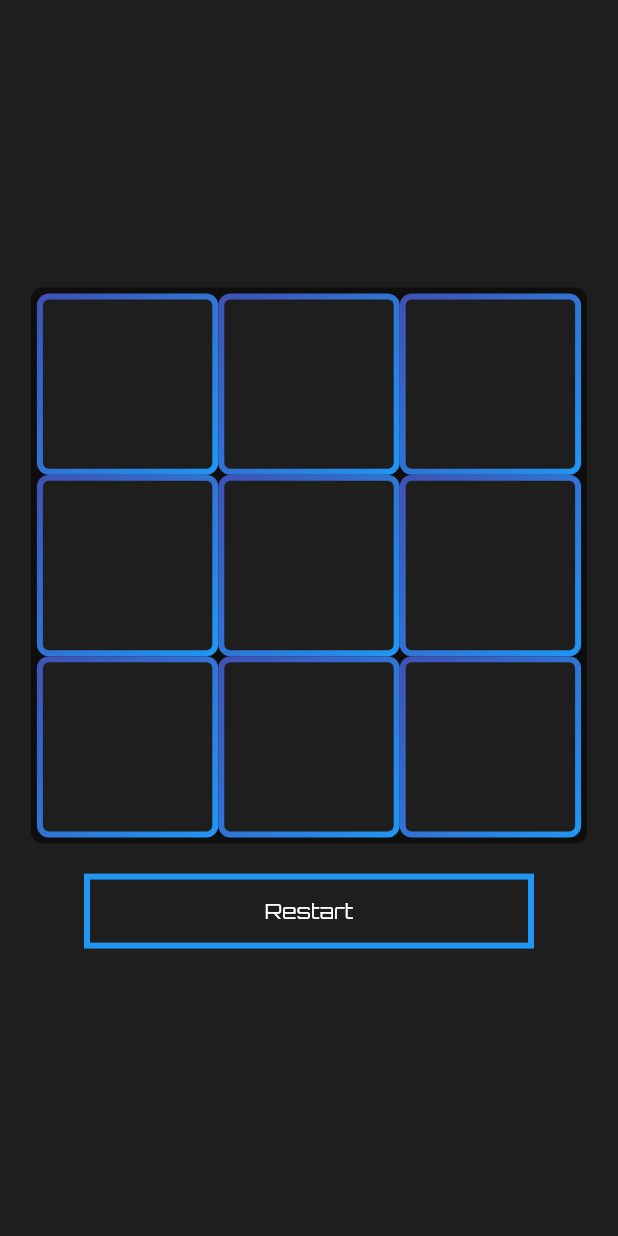
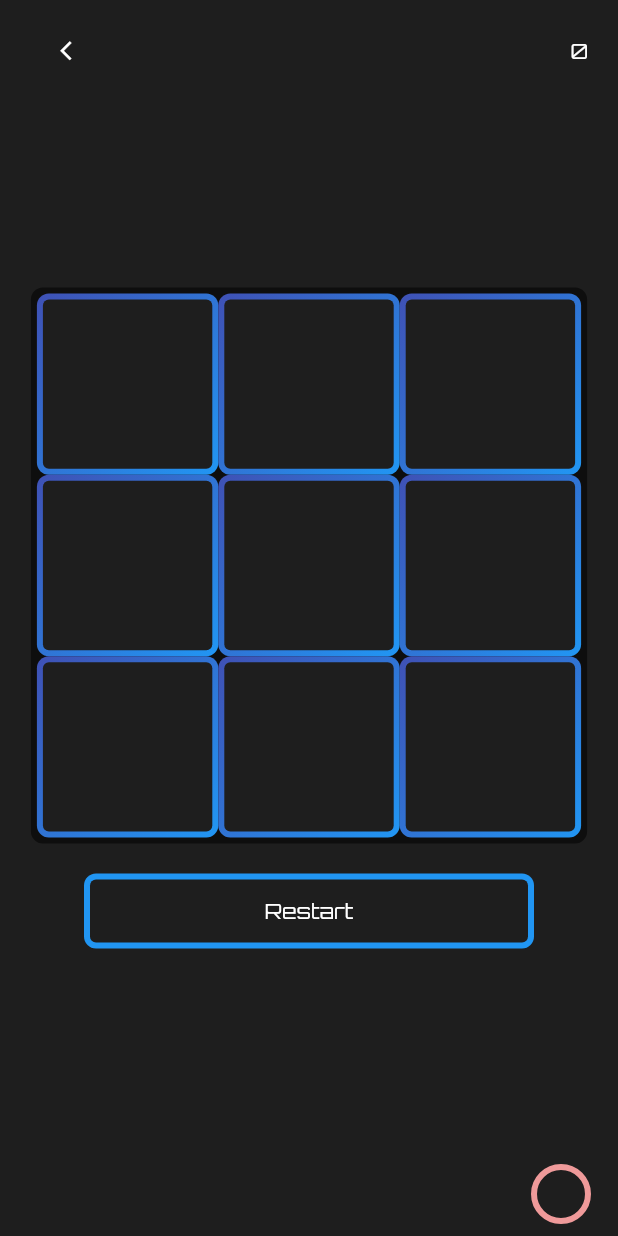
Before and after one commit to foxtrotravi/tictactoe, a Flutter app: the AIGamePage screen opened by its route, after a tap on "Restart", on a phone screen of 412 x 824 dp. Run offline on Flutter 3.47's test engine with Material 2 defaults, Android fonts, the phone set to English and light mode, and no system bars; our stand-ins replace flutter_riverpod, go_router, google_fonts, shared_preferences; missing offline and left inert: random_text_reveal; accounts and stored records are empty.

```diff
--- a/lib/core/constants/constants.dart
+++ b/lib/core/constants/constants.dart
@@ -1 +1,2 @@
 const kIsNewUser = 'is_new_user';
+const kCoins = 'coins';
--- a/lib/core/widgets/game_button.dart
+++ b/lib/core/widgets/game_button.dart
@@ -54,12 +54,18 @@ class _GameButtonState extends State<GameButton> {
       child: AnimatedContainer(
         padding: widget.padding,
         duration: const Duration(milliseconds: 100),
-        color: color,
+        decoration: BoxDecoration(
+          color: color,
+          borderRadius: BorderRadius.circular(8),
+        ),
         height: height,
         width: width,
         alignment: widget.alignment,
         child: Container(
-          color: Theme.of(context).scaffoldBackgroundColor,
+          decoration: BoxDecoration(
+            color: Theme.of(context).scaffoldBackgroundColor,
+            borderRadius: BorderRadius.circular(4),
+          ),
           alignment: Alignment.center,
           child: widget.child,
         ),
--- a/lib/features/game/ai/ai_game_page.dart
+++ b/lib/features/game/ai/ai_game_page.dart
@@ -1,6 +1,10 @@
+import 'dart:async';
+
 import 'package:flutter/material.dart';
 import 'package:flutter_riverpod/flutter_riverpod.dart';
 import 'package:go_router/go_router.dart';
+import 'package:shared_preferences/shared_preferences.dart';
+import 'package:tictactoe/core/constants/constants.dart';
 import 'package:tictactoe/core/enums/enums.dart';
 import 'package:tictactoe/core/providers/index.dart';
 import 'package:tictactoe/core/utils/utils.dart';
@@ -16,12 +20,80 @@ class AIGamePage extends ConsumerStatefulWidget {
 
 class _AIGamePageState extends ConsumerState<AIGamePage> {
   bool isGameOver = false;
+  var gamePlayed = 0;
+  late SharedPreferences sharedPreferences;
+
+  @override
+  void initState() {
+    super.initState();
+    final _ = ref.refresh(gameProvider);
+  }
 
   @override
   Widget build(BuildContext context) {
+    sharedPreferences = ref.watch(sharedPreferencesProvider).value!;
     return Scaffold(
       body: SafeArea(
-        child: Column(
+        child: Stack(
+          children: [
+            Positioned(
+              left: 20,
+              right: 20,
+              top: 10,
+              child: Row(
+                mainAxisAlignment: MainAxisAlignment.spaceBetween,
+                children: [
+                  IconButton(
+                    icon: const Icon(
+                      Icons.arrow_back_ios_new,
+                      size: 15,
+                      color: Colors.white,
+                    ),
+                    onPressed: () {
+                      context.pop();
+                    },
+                  ),
+                  Text('${sharedPreferences.getInt(kCoins) ?? 0}'),
+                ],
+              ),
+            ),
+            Positioned(
+              right: 20,
+              bottom: 10,
+              child: gamePlayed != 4
+                  ? CircularProgressIndicator(
+                      color: Colors.pink,
+                      backgroundColor: Colors.red[200],
+                      value: 0.25 * gamePlayed,
+                    )
+                  : Container(
+                      decoration: const BoxDecoration(
+                        gradient: LinearGradient(
+                          colors: [
+                            Colors.pink,
+                            Colors.red,
+                          ],
+                        ),
+                        shape: BoxShape.circle,
+                      ),
+                      child: IconButton(
+                        icon: const Icon(
+                          Icons.card_giftcard,
+                          color: Colors.white,
+                        ),
+                        onPressed: () async {
+                          gamePlayed = 0;
+                          setState(() {});
+                          // increase coins
+                          var coins = sharedPreferences.getInt(kCoins) ?? 0;
+                          coins += 100;
+                          await sharedPreferences.setInt(kCoins, coins);
+                          setState(() {});
+                        },
+                      ),
+                    ),
+            ),
+            Column(
               mainAxisAlignment: MainAxisAlignment.center,
               children: [
                 Consumer(
@@ -54,6 +126,8 @@ class _AIGamePageState extends ConsumerState<AIGamePage> {
                 ),
               ],
             ),
+          ],
+        ),
       ),
     );
   }
@@ -82,8 +156,17 @@ class _AIGamePageState extends ConsumerState<AIGamePage> {
             content: Text(player),
           ),
         );
-      }
+        gamePlayed = (gamePlayed + 1) % 5;
+        setState(() {});
+        Timer(
+          const Duration(seconds: 2),
+          () {
+            final _ = ref.refresh(gameProvider);
+            isGameOver = false;
+          },
+        );
         isGameOver = true;
       }
     }
   }
+}
--- a/lib/features/game/pvp/game_page.dart
+++ b/lib/features/game/pvp/game_page.dart
@@ -14,6 +14,12 @@ class GamePage extends ConsumerStatefulWidget {
 
 class _GamePageState extends ConsumerState<GamePage> {
   bool isGameOver = false;
+
+  @override
+  void initState() {
+    super.initState();
+    final _ = ref.refresh(gameProvider);
+  }
 
   @override
   Widget build(BuildContext context) {
--- a/lib/features/onboarding/onboarding_page.dart
+++ b/lib/features/onboarding/onboarding_page.dart
@@ -31,5 +31,7 @@ class OnboardingPage extends ConsumerWidget {
   Future<void> onPressed(BuildContext context, WidgetRef ref) async {
     context.goNamed(Routes.home);
     await ref.read(sharedPreferencesProvider).value!.setBool(kIsNewUser, false);
+    // Set default coins
+    await ref.read(sharedPreferencesProvider).value!.setInt(kCoins, 250);
   }
 }
```
Lines whose indentation alone changed are shown as unchanged.
